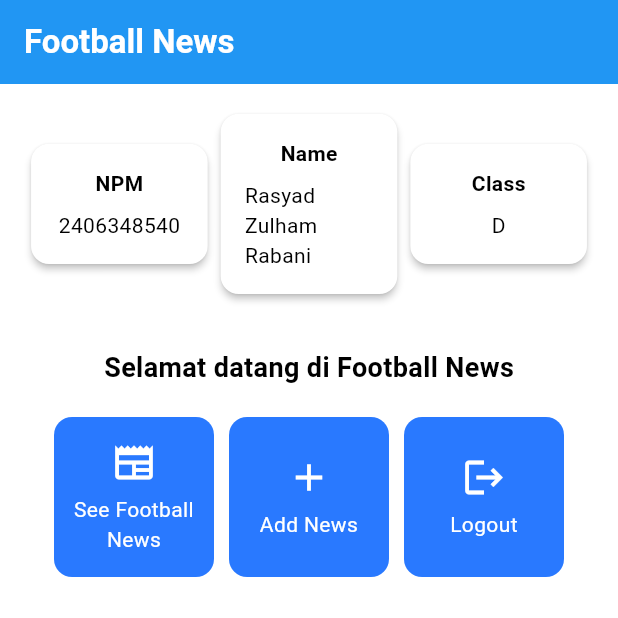
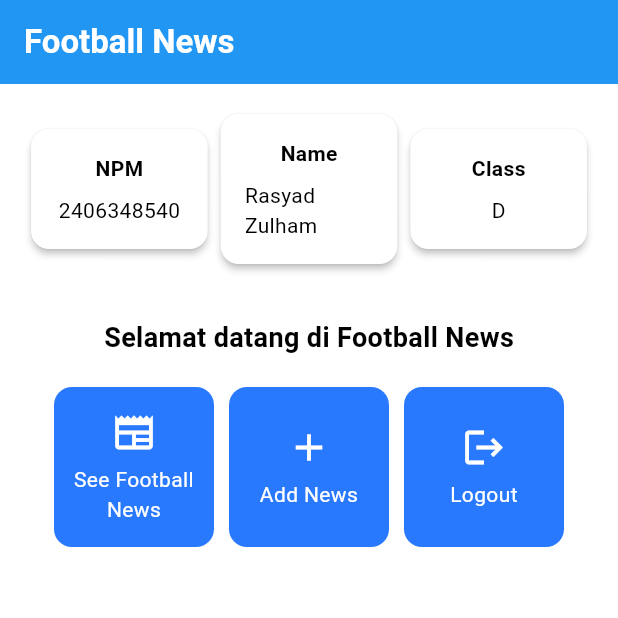
Before and after one commit to rasyadzulham/football-news-mobile, a Flutter app: the screen it shows after launch, on a phone screen of 412 x 824 dp, the top half of it. Run offline on Flutter 3.47's test engine with Material 3 defaults, Android fonts, the phone set to English and light mode, and no system bars.

Commit message:
ubah tampilan

```diff
--- a/lib/menu.dart
+++ b/lib/menu.dart
@@ -3,7 +3,7 @@ import 'package:flutter/material.dart';
 class MyHomePage extends StatelessWidget {
   MyHomePage({super.key});
 
-  final String nama = "Rasyad Zulham Rabani"; //nama
+  final String nama = "Rasyad Zulham"; //nama
   final String npm = "2406348540"; //npm
   final String kelas = "D"; //kelas
   final List<ItemHomepage> items = [
```
